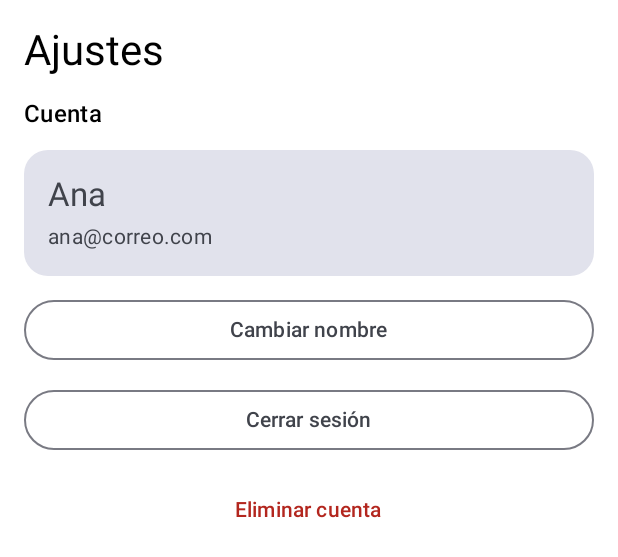
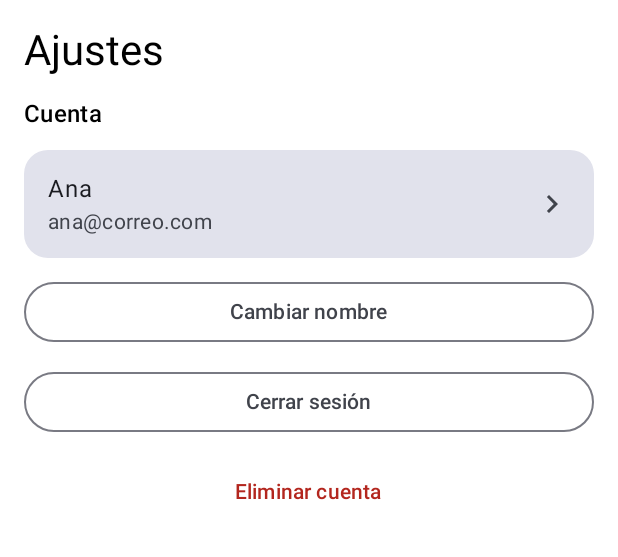
Before and after one commit to IsmaelYanes/PocketSplit, an Android app built with Jetpack Compose: the @Preview function SettingsScreenPreview, on a phone screen of 412 x 824 dp. Shown: the top 557 px of the screen. Run offline under Robolectric (Android 15) with nearby library versions, the phone set to English and light mode, and no system bars.

Commit message:
fix(ui): Se han añadido los parámetros faltantes onOpenAccount y onSignIn a SettingScreen

```diff
--- a/app/src/main/java/com/develop/pocketsplit/ui/screen/SettingsScreen.kt
+++ b/app/src/main/java/com/develop/pocketsplit/ui/screen/SettingsScreen.kt
@@ -29,6 +29,7 @@ import com.develop.pocketsplit.R
 import com.develop.pocketsplit.model.User
 import com.develop.pocketsplit.ui.components.DeleteAccountDialog
 import com.develop.pocketsplit.ui.components.EditNameDialog
+import com.develop.pocketsplit.ui.components.SettingsRow
 import com.develop.pocketsplit.ui.theme.PocketSplitTheme
 import com.develop.pocketsplit.ui.viewmodel.AuthViewModel
 
@@ -36,7 +37,9 @@ import com.develop.pocketsplit.ui.viewmodel.AuthViewModel
 fun SettingsScreen(
     modifier: Modifier = Modifier,
     viewModel: AuthViewModel = viewModel(),
-    onSignedOut: () -> Unit = {}
+    onOpenAccount: () -> Unit = {},
+    onSignedOut: () -> Unit = {},
+    onSignIn: () -> Unit = {}
 ) {
     val user by viewModel.currentUser.collectAsStateWithLifecycle()
     val state by viewModel.uiState.collectAsStateWithLifecycle()
@@ -46,13 +49,14 @@ fun SettingsScreen(
     SettingsContent(
         user = user,
         modifier = modifier,
+        onOpenAccountClick = onOpenAccount,
         onEditNameClick = { viewModel.clearMessages(); showEditName = true },
         onLogoutClick = {
             viewModel.logout()
             onSignedOut()
         },
         onDeleteAccountClick = { viewModel.clearMessages(); showDelete = true },
-        onSignInClick = onSignedOut
+        onSignInClick = onSignIn
     )
 
     if (showEditName) {
@@ -84,6 +88,7 @@ fun SettingsScreen(
 fun SettingsContent(
     user: User?,
     modifier: Modifier = Modifier,
+    onOpenAccountClick: () -> Unit = {},
     onEditNameClick: () -> Unit = {},
     onLogoutClick: () -> Unit = {},
     onDeleteAccountClick: () -> Unit = {},
@@ -122,26 +127,11 @@ fun SettingsContent(
                 Text(stringResource(R.string.settings_sign_in))
             }
         } else {
-            Surface(
-                modifier = Modifier.fillMaxWidth(),
-                shape = RoundedCornerShape(16.dp),
-                color = MaterialTheme.colorScheme.surfaceVariant
-            ) {
-                Column(
-                    modifier = Modifier.padding(16.dp),
-                    verticalArrangement = Arrangement.spacedBy(4.dp)
-                ) {
-                    Text(
-                        text = user.name.ifBlank { stringResource(R.string.settings_user_fallback_name) },
-                        style = MaterialTheme.typography.titleLarge
-                    )
-                    Text(
-                        text = user.email,
-                        style = MaterialTheme.typography.bodyMedium,
-                        color = MaterialTheme.colorScheme.onSurfaceVariant
-                    )
-                }
-            }
+            SettingsRow(
+                title = user.name.ifBlank { stringResource(R.string.settings_user_fallback_name) },
+                supportingText = user.email,
+                onClick = onOpenAccountClick
+            )
             OutlinedButton(onClick = onEditNameClick, modifier = Modifier.fillMaxWidth()) {
                 Text(stringResource(R.string.settings_edit_name))
             }
```
